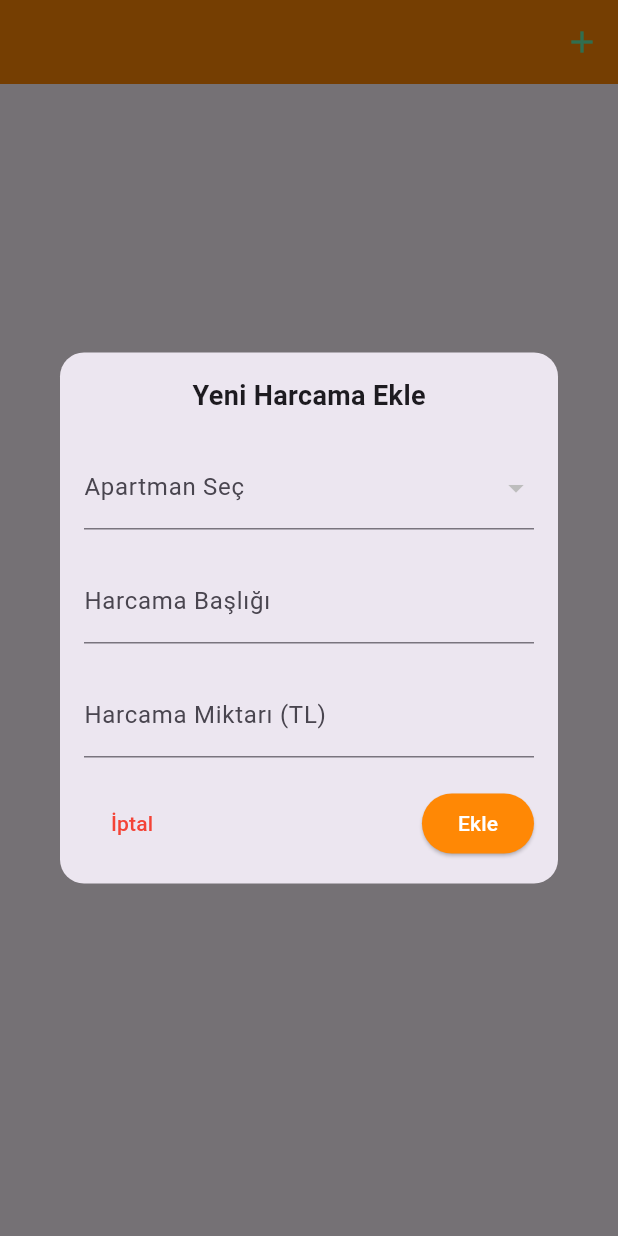
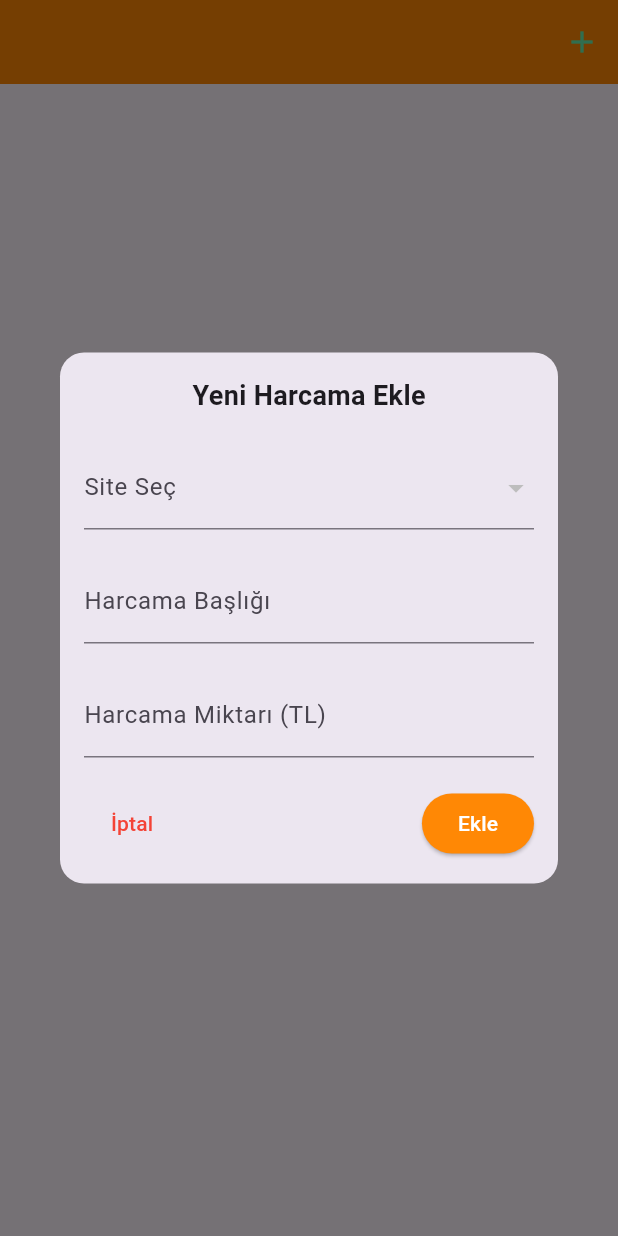
Before and after one commit to ardaaskinn01/Vizyon-Yoneticilik, a Flutter app: the ExpensesScreen screen opened directly with empty values, after a tap on the "add" icon, on a phone screen of 412 x 824 dp. Run offline on Flutter 3.47's test engine with Material 3 defaults, Android fonts, the phone set to English and light mode, and no system bars; our stand-ins replace cloud_firestore, firebase_auth, firebase_core, firebase_messaging; missing offline and left inert: onesignal_flutter; accounts and stored records are empty.

Commit message:
last updates

```diff
--- a/lib/expense.dart
+++ b/lib/expense.dart
@@ -23,15 +23,20 @@ class _ExpensesScreenState extends State<ExpensesScreen> {
     checkPermissions();
   }
 
-  // Kullanıcı izinlerini kontrol eden fonksiyon
   void checkPermissions() async {
-    // Firebase Authentication ile currentUser'ı alıyoruz
+    // Adminse tüm harcamalar görülebilir
+    if (widget.id != 1) {
+      setState(() {
+        canViewExpenses = true;
+      });
+      return;
+    }
+
     User? currentUser = FirebaseAuth.instance.currentUser;
-
     if (currentUser != null) {
       DocumentSnapshot userPermissionsSnapshot = await FirebaseFirestore.instance
           .collection('users')
-          .doc(currentUser.uid) // Kullanıcının UID'sini kullanıyoruz
+          .doc(currentUser.uid)
           .collection('izinler')
           .doc(widget.siteId)
           .get();
@@ -76,7 +81,7 @@ class _ExpensesScreenState extends State<ExpensesScreen> {
                   .snapshots(),
               builder: (context, snapshot) {
                 if (!snapshot.hasData || snapshot.data!.docs.isEmpty) {
-                  if (canViewExpenses == false) {
+                  if (widget.id == 1 && canViewExpenses == false) {
                     return Center(
                       child: Icon(
                         Icons.lock,
@@ -84,8 +89,7 @@ class _ExpensesScreenState extends State<ExpensesScreen> {
                         size: 100,
                       ),
                     );
-                  }
-                  else {
+                  } else {
                     return Center(
                       child: Text(
                         'Hiç gider bulunamadı.',
@@ -101,7 +105,7 @@ class _ExpensesScreenState extends State<ExpensesScreen> {
                   itemCount: expenses.length,
                   itemBuilder: (context, index) {
                     var expense = expenses[index];
-                    bool isLocked = !canViewExpenses;
+                    bool isLocked = widget.id == 1 && !canViewExpenses;
 
                     if (isLocked) {
                       return Center(
@@ -135,7 +139,7 @@ class _ExpensesScreenState extends State<ExpensesScreen> {
                               Text(
                                 '${expense['amount']} TL',
                                 style: TextStyle(
-                                  color: isLocked ? Colors.grey : Color(0xFFFF0000),
+                                  color: Color(0xFFFF0000),
                                   fontSize: 16,
                                 ),
                               ),
@@ -202,7 +206,7 @@ class _ExpensesScreenState extends State<ExpensesScreen> {
                       selectedApartment = value;
                     });
                   },
-                  decoration: InputDecoration(labelText: 'Apartman Seç'),
+                  decoration: InputDecoration(labelText: 'Site Seç'),
                 ),
                 SizedBox(height: 20),
                 TextField(
```
Also changed, not shown: lib/announcements.dart (+18 -14 lines), lib/apartmentprofile.dart (+3 -11 lines), lib/daireler.dart (+22 -6 lines), pubspec.lock.
